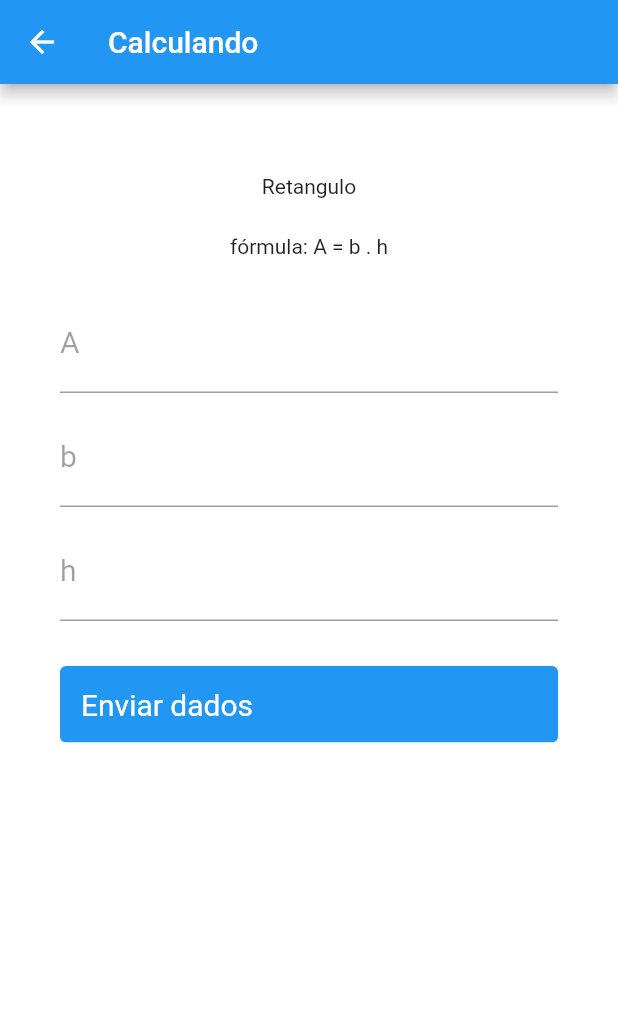
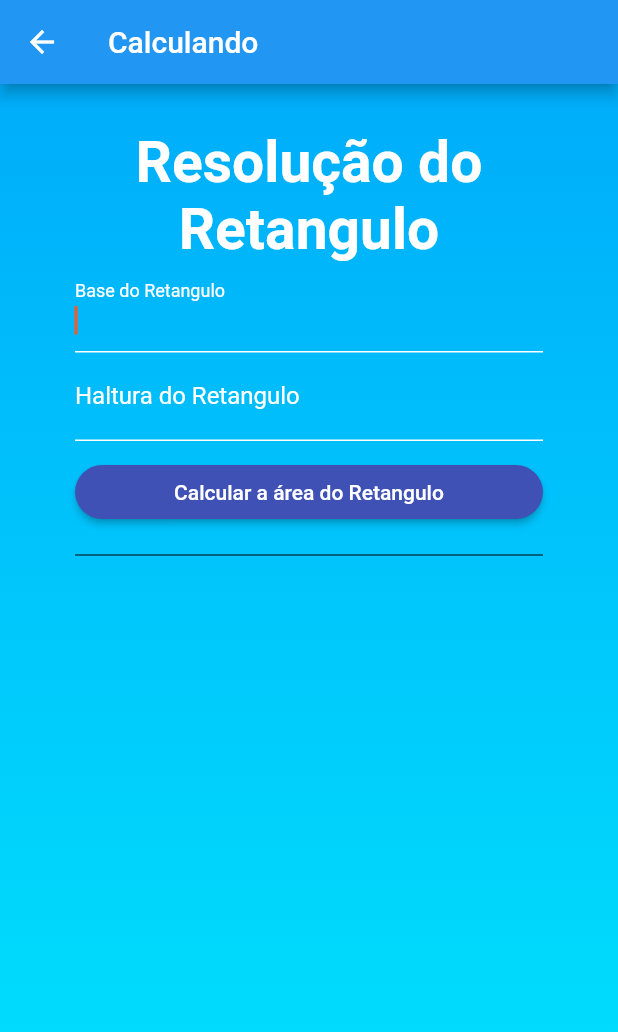
Before and after one commit to GersonGabriel0/flutter_faculdade_m2, a Flutter app: the Retangulo screen opened directly, on a phone screen of 412 x 824 dp. Shown: the top 1032 px of the screen. Run offline on Flutter 3.47's test engine with Material 2 defaults, Android fonts, the phone set to English and light mode, and no system bars.

Commit message:
Compilação dos dados das telas matematicas

```diff
--- a/lib/pages/math-accounts/retangulo.dart
+++ b/lib/pages/math-accounts/retangulo.dart
@@ -1,12 +1,21 @@
-import 'package:flutter_faculdade_m2/main.dart';
+import 'package:flutter/material.dart';
 import 'package:flutter_faculdade_m2/pages/home.dart';
-import 'package:flutter_faculdade_m2/pages/signup.page.dart';
-import 'package:flutter/material.dart';
+import 'package:flutter_faculdade_m2/custom_colors.dart';
+import 'package:flutter_faculdade_m2/pages/perfil.dart';
 
-import '../math-results/resultadoRetangulo.dart';
+class Retangulo extends StatefulWidget {
+  @override
+  _RetanguloState createState() => _RetanguloState();
+}
 
-class Retangulo extends StatelessWidget {
-  @override
+class _RetanguloState extends State<Retangulo> {
+  TextEditingController _ldController = TextEditingController();
+  TextEditingController _leController = TextEditingController();
+  TextEditingController _resultController = TextEditingController();
+  bool _obscurePassword = true;
+
+  final _formKey = GlobalKey<FormState>();
+
   @override
   Widget build(BuildContext context) {
     return Scaffold(
@@ -15,105 +24,127 @@ class Retangulo extends StatelessWidget {
         title: const Text("Calculando"),
       ),
       body: Container(
-        padding: EdgeInsets.only(top: 60, left: 40, right: 40),
-        color: Colors.white,
-        child: ListView(
-          children: <Widget>[
-            Container(
-              height: 40,
-              child: Text(
-                "Retangulo",
-                textAlign: TextAlign.center,
+        height: MediaQuery.of(context).size.height,
+        padding: EdgeInsets.symmetric(horizontal: 50, vertical: 30),
+        decoration: BoxDecoration(
+          gradient: LinearGradient(
+            begin: Alignment.topCenter,
+            end: Alignment.bottomCenter,
+            colors: [
+              CustomColors().getGradientMainColor(),
+              CustomColors().getGradientSecondaryColor(),
+            ],
           ),
         ),
-            Container(
-              height: 40,
-              child: Text(
-                "fórmula: A = b . h",
+        child: SingleChildScrollView(
+          child: Column(
+            mainAxisAlignment: MainAxisAlignment.center,
+            crossAxisAlignment: CrossAxisAlignment.stretch,
+            children: [
+              Text(
+                "Resolução do Retangulo",
                 textAlign: TextAlign.center,
+                style: TextStyle(
+                  color: Colors.white,
+                  fontSize: 38,
+                  fontWeight: FontWeight.bold,
+                ),
+              ),
+              Form(
+                key: _formKey,
+                child: Column(
+                  children: [
+                    TextFormField(
+                      controller: _ldController,
+                      autofocus: true,
+                      style: TextStyle(color: Colors.white),
+                      decoration: InputDecoration(
+                        labelText: "Base do Retangulo",
+                        labelStyle: TextStyle(
+                          color: Colors.white,
+                        ),
+                        focusedBorder: UnderlineInputBorder(
+                          borderSide: BorderSide(
+                            color: Colors.white,
+                          ),
+                        ),
+                        enabledBorder: UnderlineInputBorder(
+                          borderSide: BorderSide(
+                            color: Colors.white,
+                          ),
+                        ),
                       ),
                     ),
                     TextFormField(
-              // estilização A
-              // autofocus: true,
-              keyboardType: TextInputType.text,
+                      controller: _leController,
+                      style: TextStyle(color: Colors.white),
                       decoration: InputDecoration(
-                labelText: "A",
+                        labelText: "Haltura do Retangulo",
                         labelStyle: TextStyle(
-                  color: Colors.black38,
-                  fontWeight: FontWeight.w400,
-                  fontSize: 20,
+                          color: Colors.white,
+                        ),
+                        focusedBorder: UnderlineInputBorder(
+                          borderSide: BorderSide(
+                            color: Colors.white,
                           ),
                         ),
-              style: TextStyle(fontSize: 20),
-            ),
-            SizedBox(
-              height: 10,
-            ),
-            TextFormField(
-              // estilização b
-              // autofocus: true,
-              keyboardType: TextInputType.text,
-              decoration: InputDecoration(
-                labelText: "b",
-                labelStyle: TextStyle(
-                  color: Colors.black38,
-                  fontWeight: FontWeight.w400,
-                  fontSize: 20,
+                        enabledBorder: UnderlineInputBorder(
+                          borderSide: BorderSide(
+                            color: Colors.white,
                           ),
                         ),
-              style: TextStyle(fontSize: 20),
                       ),
-            SizedBox(
-              height: 10,
-            ),
-            TextFormField(
-              // estilização h
-              // autofocus: true,
-              keyboardType: TextInputType.text,
-              decoration: InputDecoration(
-                labelText: "h",
-                labelStyle: TextStyle(
-                  color: Colors.black38,
-                  fontWeight: FontWeight.w400,
-                  fontSize: 20,
+                    )
+                  ],
                 ),
               ),
-              style: TextStyle(fontSize: 20),
+              Padding(
+                padding: EdgeInsets.only(bottom: 10),
               ),
-            const SizedBox(height: 30),
-            ClipRRect(
-              borderRadius: BorderRadius.circular(4),
-              child: Stack(
-                children: <Widget>[
-                  Positioned.fill(
-                    child: Container(
-                      decoration: const BoxDecoration(color: Colors.blue),
+              ElevatedButton(
+                onPressed: () {
+                  var teste = int.tryParse(_ldController.text);
+                  var teste2 = int.tryParse(_leController.text);
+                  var vezes = teste! * teste2!;
+                  showDialog(
+                    context: context,
+                    builder: (context) {
+                      return AlertDialog(
+                        title: Text('Resolução do Retangulo\n'),
+                        content: Text("A = b . h\n"
+                            "A = ${_ldController.text} . ${_leController.text}\n"
+                            'A = ${vezes}\n'),
+                      );
+                    },
+                  );
+                },
+                child: Text(
+                  "Calcular a área do Retangulo",
+                  style: TextStyle(
+                    color: Colors.white,
                   ),
                 ),
-                  TextButton(
-                    // estilização do Botao
-                    style: TextButton.styleFrom(
-                      padding: const EdgeInsets.all(14.0),
-                      primary: Colors.white,
-                      textStyle: const TextStyle(fontSize: 20),
+                style: ButtonStyle(
+                  backgroundColor: MaterialStateProperty.all<Color>(
+                    CustomColors().getActivePrimaryButtonColor(),
                   ),
-                    onPressed: () {
-                      Navigator.push(
-                        context,
-                        MaterialPageRoute(
-                          builder: (context) => ResultadoRetangulo(),
+                  shape: MaterialStateProperty.all<OutlinedBorder>(
+                    RoundedRectangleBorder(
+                      borderRadius: BorderRadius.circular(50),
                     ),
-                      );
-                    },
-                    child: const Text('Enviar dados'),
                   ),
-                ],
+                ),
+              ),
+              Padding(
+                padding: EdgeInsets.symmetric(vertical: 10),
+                child: Divider(
+                  color: Colors.black,
                 ),
               ),
             ],
           ),
         ),
+      ),
     );
   }
 }
```
Also changed, not shown: lib/pages/math-results/resultadoRetangulo.dart (deleted, +0 -73 lines). Lines whose indentation alone changed are shown as unchanged.
